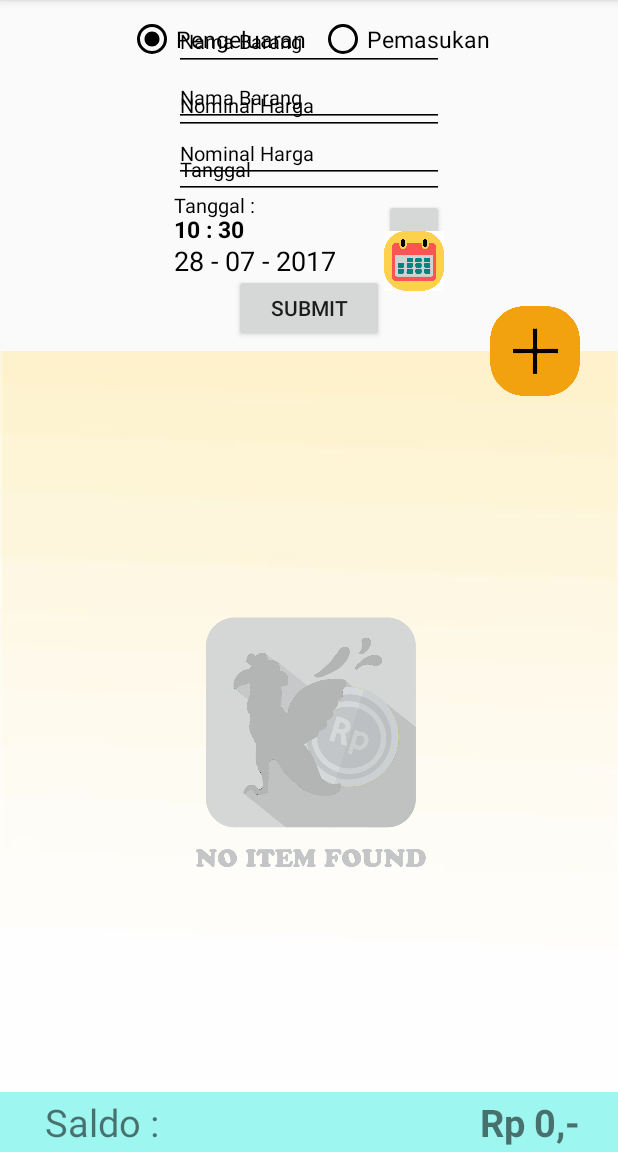
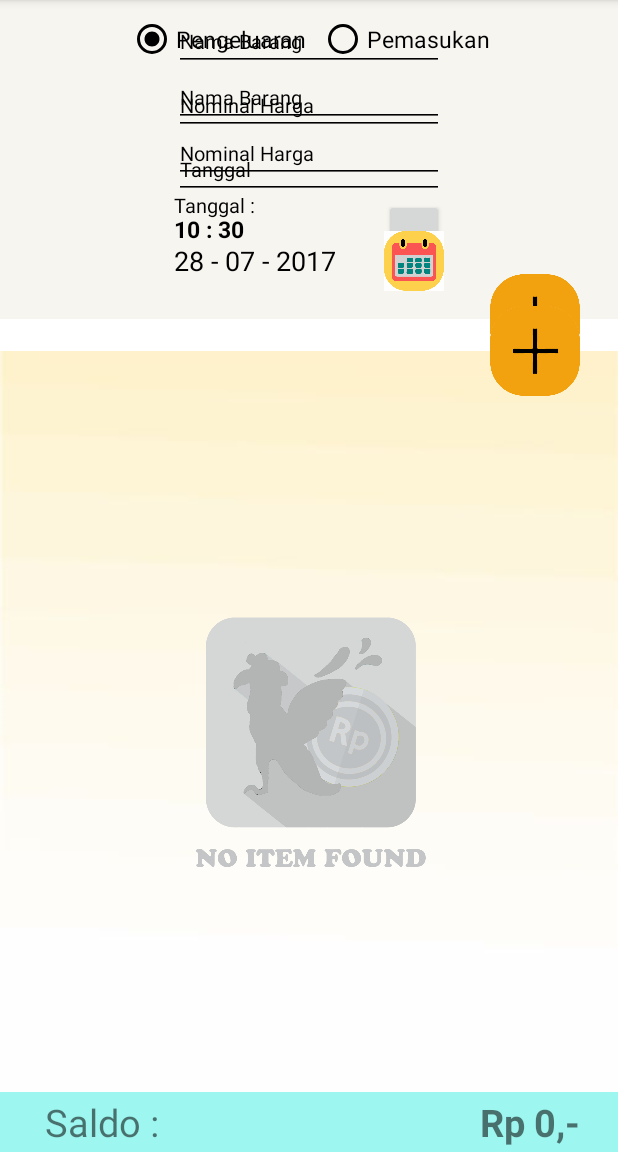
Before and after one commit to denailry/kumat, an Android app: the fragment PengeluaranOtomatisFragment placed in its activity, on a phone screen of 412 x 824 dp, the part 84-1236 px from its top. Run offline under Robolectric (Android 15) with nearby library versions, the phone set to English and light mode, and no system bars; our stand-ins replace CircleImageView; libraries missing offline, so code that uses them is left out: com.raizlabs.android; 10 statements that could not run were skipped.

Commit message:
Pertama kali nyoba loh (sebelum siap siap)

```diff
--- a/app/src/main/java/com/example/user/kumat/MainActivity.java
+++ b/app/src/main/java/com/example/user/kumat/MainActivity.java
@@ -85,10 +85,9 @@ public class MainActivity extends AppCompatActivity implements IconListener {
 
     int hour,minute;
 
-    RelativeLayout backgroundPopUp,backgroundPutih,backgroundHapus;
+    RelativeLayout backgroundPopUp,backgroundHapus;
     Button btnYa,btnTidak;
     boolean cekBackground = false;
-    Button btnExit;
     Button btnDate1,btnDate2;
     TextView txtCustom1,txtCustom2;
 
@@ -99,7 +98,7 @@ public class MainActivity extends AppCompatActivity implements IconListener {
     RadioGroup radioGrupPeriode;
     int pilihanPeriode = 0;
     Button btnSubmitPeriode;
-    RelativeLayout milihDate1,milihDate2;
+    RelativeLayout milihDate;
     int periodeSaved = R.id.radio_semua_data;
     int periode;
     int saved=0;
@@ -162,16 +161,13 @@ public class MainActivity extends AppCompatActivity implements IconListener {
         navigationView = (NavigationView) findViewById(R.id.nav_view);
         backgroundPopUp = (RelativeLayout)findViewById(R.id.background_pop_up);
         backgroundPopUp.setVisibility(View.GONE);
-        backgroundPutih=(RelativeLayout)findViewById(R.id.background_pop_up_putih);
-        btnExit=(Button)findViewById(R.id.btn_exit);
         radioGrupPeriode = (RadioGroup)findViewById(R.id.radio_grup_periode);
         btnSubmitPeriode = (Button)findViewById(R.id.btn_submit_periode);
         btnDate1 = (Button)findViewById(R.id.btn_custom_1);
         btnDate2 = (Button)findViewById(R.id.btn_custom_2);
         txtCustom1 = (TextView)findViewById(R.id.txt_custom_1);
         txtCustom2 = (TextView)findViewById(R.id.txt_custom_2);
-        milihDate1 = (RelativeLayout)findViewById(R.id.rel1);
-        milihDate2 = (RelativeLayout)findViewById(R.id.rel2);
+        milihDate = (RelativeLayout)findViewById(R.id.relbe);
         navHeader=navigationView.getHeaderView(0);
         fotoProfil = (CircleImageView)navHeader.findViewById(R.id.foto_profil);
         namaProfil = (TextView)navHeader.findViewById(R.id.txt_username);
@@ -303,20 +299,16 @@ public class MainActivity extends AppCompatActivity implements IconListener {
             public void onCheckedChanged(RadioGroup group, @IdRes int checkedId) {
                 if (checkedId==R.id.radio_semua_data){
                     pilihanPeriode = 0;
-                    milihDate1.setVisibility(View.GONE);
-                    milihDate2.setVisibility(View.GONE);
+                    milihDate.setVisibility(View.GONE);
                 }else if (checkedId== R.id.radio_bulan){
                     pilihanPeriode= 1;
-                    milihDate1.setVisibility(View.GONE);
-                    milihDate2.setVisibility(View.GONE);
+                    milihDate.setVisibility(View.GONE);
                 }else if (checkedId==R.id.radio_hari){
                     pilihanPeriode = 2;
-                    milihDate1.setVisibility(View.GONE);
-                    milihDate2.setVisibility(View.GONE);
+                    milihDate.setVisibility(View.GONE);
                 }else if (checkedId==R.id.radio_custom){
                     pilihanPeriode=3;
-                    milihDate1.setVisibility(View.VISIBLE);
-                    milihDate2.setVisibility(View.VISIBLE);
+                    milihDate.setVisibility(View.VISIBLE);
                 }
                 periode=checkedId;
             }
@@ -360,13 +352,6 @@ public class MainActivity extends AppCompatActivity implements IconListener {
 
         navigationView.getMenu().getItem(6).setActionView(R.layout.tambahan_mode);
 
-        btnExit.setOnClickListener(new View.OnClickListener() {
-            @Override
-            public void onClick(View v) {
-                backgroundPopUp.setVisibility(View.GONE);
-                cekBackground=false;
-            }
-        });
 
         backgroundPopUp.setOnClickListener(new View.OnClickListener() {
             @Override
@@ -522,8 +507,7 @@ public class MainActivity extends AppCompatActivity implements IconListener {
                         radioGrupPeriode.clearCheck();
                         radioGrupPeriode.check(R.id.radio_semua_data);
                         setHariini();
-                        milihDate1.setVisibility(View.GONE);
-                        milihDate2.setVisibility(View.GONE);
+                        milihDate.setVisibility(View.GONE);
                         pilihanPeriode=0;
                         saved=pilihanPeriode;
                         periodeSaved=R.id.radio_semua_data;
@@ -831,8 +815,7 @@ public class MainActivity extends AppCompatActivity implements IconListener {
             radioGrupPeriode.check(periodeSaved);
             pilihanPeriode = saved;
             if (periodeSaved!=R.id.radio_custom){
-                milihDate1.setVisibility(View.GONE);
-                milihDate2.setVisibility(View.GONE);
+                milihDate.setVisibility(View.GONE);
             }
             cekBackground=true;
         }
--- a/app/src/main/res/layout/fragment_pengeluaran_otomatis.xml
+++ b/app/src/main/res/layout/fragment_pengeluaran_otomatis.xml
@@ -2,6 +2,7 @@
     xmlns:tools="http://schemas.android.com/tools"
     android:layout_width="match_parent"
     android:layout_height="match_parent"
+    android:background="#f7f5f0"
     tools:context="com.example.user.kumat.Fragment.PengeluaranOtomatisFragment">
 
     <EditText
@@ -78,22 +79,31 @@
             android:id="@+id/btn_jam_otomatis"/>
     </RelativeLayout>
     <Button
-        android:layout_width="100dp"
-        android:layout_height="45dp"
-        android:text="submit"
+        android:layout_width="60dp"
+        android:layout_height="60dp"
+        android:background="@drawable/submit_button"
         android:layout_below="@id/rel4"
-        android:layout_centerHorizontal="true"
+        android:layout_alignParentRight="true"
+        android:layout_marginRight="25dp"
         android:id="@+id/btn_submit_otomatis"
         android:layout_marginTop="10dp"/>
 
+    <LinearLayout
+        android:layout_width="match_parent"
+        android:layout_height="match_parent"
+        android:layout_below="@id/rel4"
+        android:background="@android:color/white"
+        android:layout_marginTop="40dp"
+        android:orientation="vertical">
         <FrameLayout
             android:layout_width="match_parent"
             android:layout_height="match_parent"
             android:layout_below="@+id/btn_submit_otomatis"
-        android:layout_marginTop="20dp">
+            android:layout_weight="1">
             <android.support.v7.widget.RecyclerView
                 android:layout_width="match_parent"
                 android:layout_height="match_parent"
+                android:layout_marginTop="35dp"
                 android:id="@+id/rv_pengeluaran_otomatis"></android.support.v7.widget.RecyclerView>
             <ImageView
                 android:layout_width="200dp"
@@ -103,5 +113,11 @@
                 android:src="@drawable/noitem"/>
         </FrameLayout>
 
+        <View
+            android:layout_width="match_parent"
+            android:layout_height="30dp"
+            android:background="#dbfcf9" />
+    </LinearLayout>
+
 
 </RelativeLayout>
--- a/app/src/main/res/layout/fragment_quick_button.xml
+++ b/app/src/main/res/layout/fragment_quick_button.xml
@@ -93,8 +93,7 @@
         <View
             android:layout_width="match_parent"
             android:layout_height="30dp"
-            android:background="#dbfcf9"
-            android:layout_below="@+id/q"/>
+            android:background="#dbfcf9" />
 
     </LinearLayout>
 
--- a/app/src/main/res/layout/list_aktivitas_keuangan.xml
+++ b/app/src/main/res/layout/list_aktivitas_keuangan.xml
@@ -22,7 +22,7 @@
         android:layout_centerVertical="true"
         android:textColor="@android:color/black"
         android:layout_marginLeft="15dp"
-        android:textSize="20sp"
+        android:textSize="17sp"
         android:id="@+id/txt_detail"/>
     <TextView
         android:layout_width="wrap_content"
--- a/app/src/main/res/menu/menu_aktivitas.xml
+++ b/app/src/main/res/menu/menu_aktivitas.xml
@@ -3,7 +3,7 @@
     xmlns:app="http://schemas.android.com/apk/res-auto">
     <item
         android:id="@+id/menu_aktivitas"
-        android:icon="@drawable/mobil1"
+        android:icon="@drawable/edit_icon_quick"
         app:showAsAction="always"
         android:title=""
         android:orderInCategory="100"/>
```
Also changed, not shown: app/src/main/res/layout/pop_up_aktivitas.xml (+37 -29 lines). Lines whose indentation alone changed are shown as unchanged.
